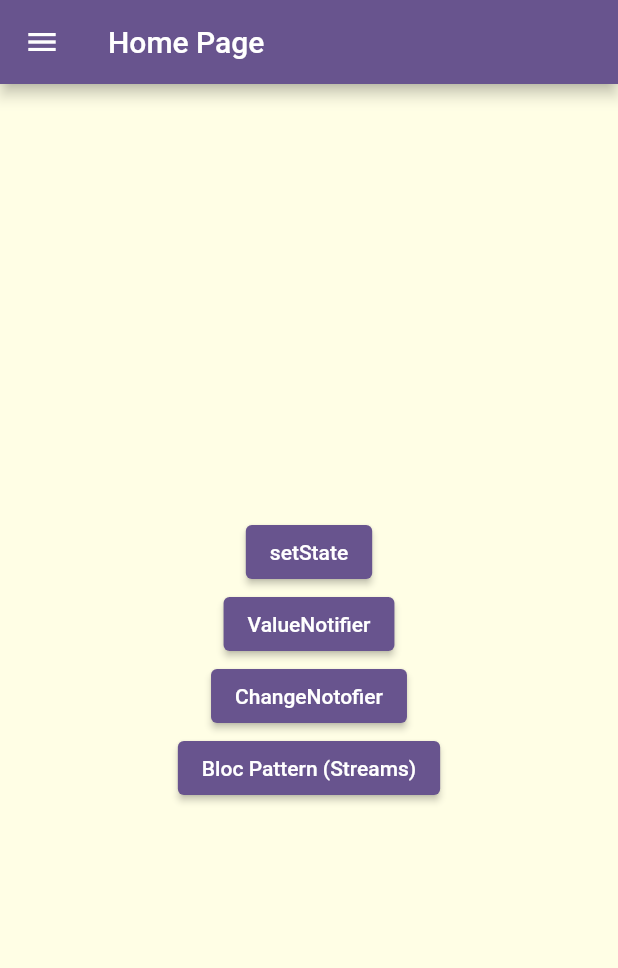
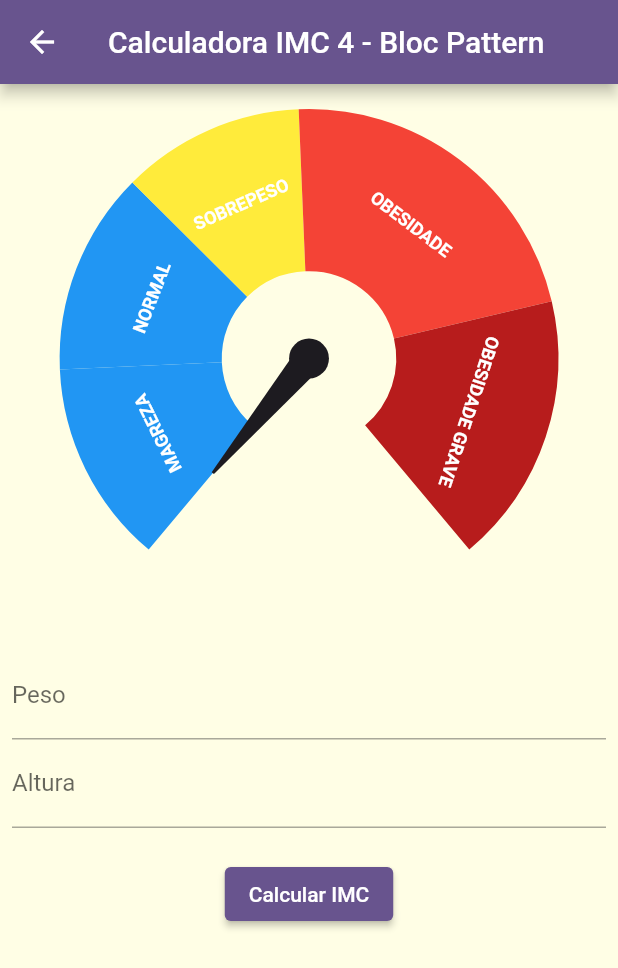
Before and after one commit to gilvancosta/app_imc_gauge, a Flutter app: the screen it shows after launch, after a tap on "Bloc Pattern (Streams)", on a phone screen of 412 x 824 dp. Shown: the top 968 px of the screen. Run offline on Flutter 3.47's test engine with Material 2 defaults, Android fonts, the phone set to English and light mode, and no system bars; drawn by our look-alikes of syncfusion_flutter_gauges; our stand-ins replace currency_text_input_formatter; Roboto replaces fonts that are missing (Tourney).

```diff
--- a/lib/src/app.dart
+++ b/lib/src/app.dart
@@ -3,6 +3,7 @@ import 'package:flutter/material.dart';
 
 import 'core/ui/theme/app_theme.dart';
 import 'core/utls/app_routes.dart';
+import 'pages/bloc_pattern/bloc_pattern_page.dart';
 import 'pages/change_notifier/change_notifier_page.dart';
 import 'pages/home/home_page.dart';
 import 'pages/set_state/set_state_page.dart';
@@ -33,7 +34,7 @@ class _MyAppState extends State<MyApp> {
         // '/imc_calculator': (_) => const ImcCalculatorPage(),
         '/value_notifer_page': (_) => const ValueNotifierPage(),
        '/change_notifier_page': (_) => const ImgChangeNotifierPage(),
-        // '/imc_bloc_pattern_page': (_) => const ImcBlocPatternPage(),
+      '/imc_bloc_pattern_page': (_) => const ImcBlocPatternPage(),
       },
 
       onGenerateRoute: (settings) {
--- a/lib/src/pages/bloc_pattern/bloc_pattern_page.dart
+++ b/lib/src/pages/bloc_pattern/bloc_pattern_page.dart
@@ -0,0 +1,129 @@
+import 'package:currency_text_input_formatter/currency_text_input_formatter.dart';
+import 'package:flutter/material.dart';
+import 'package:intl/intl.dart';
+import '../../core/widgets/imc_gauge/imc_gauge.dart';
+import 'controller/imc_bloc_pattern_controller.dart';
+import 'class/imc_state.dart';
+
+class ImcBlocPatternPage extends StatefulWidget {
+  const ImcBlocPatternPage({super.key});
+
+  @override
+  State<ImcBlocPatternPage> createState() => _ImcBlocPatternPageState();
+}
+
+class _ImcBlocPatternPageState extends State<ImcBlocPatternPage> {
+  final controller = ImcBlocPatternController();
+  final pesoEC = TextEditingController();
+  final alturaEC = TextEditingController();
+  final formKey = GlobalKey<FormState>();
+  //var imc = 0.0;
+
+  @override
+  void dispose() {
+    controller.dispose();
+    pesoEC.dispose();
+    alturaEC.dispose();
+    super.dispose();
+  }
+
+  @override
+  Widget build(BuildContext context) {
+    return Scaffold(
+        appBar: AppBar(
+          title: const Text('Calculadora IMC 4 - Bloc Pattern'),
+        ),
+        body: SingleChildScrollView(
+          child: Form(
+            key: formKey,
+            child: Padding(
+              padding: const EdgeInsets.all(8.0),
+              child: Column(
+                children: [
+                  StreamBuilder<ImcState>(
+                      stream: controller.imcOut,
+                      builder: (context, snapshot) {
+                        var imc = snapshot.data?.imc ?? 0;
+                        return ImcGauge(imc: imc);
+                      }),
+                  // const ImcGauge(imc: 0),
+                  const SizedBox(height: 20),
+                  StreamBuilder<ImcState>(
+                      stream: controller.imcOut,
+                      builder: (context, snapshot) {
+                        final datavalue = snapshot.data;
+
+                        if (datavalue is ImcStateLoading) {
+                          return const Center(child: CircularProgressIndicator());
+                        }
+
+                        if (datavalue is ImcStateError) {
+                          return Text(datavalue.message);
+                        }
+
+                        return const SizedBox.shrink();
+                      }),
+                  TextFormField(
+                      controller: pesoEC,
+                      keyboardType: TextInputType.number,
+                      decoration: const InputDecoration(
+                        labelText: 'Peso',
+                      ),
+                      inputFormatters: [
+                        CurrencyTextInputFormatter(
+                          locale: 'pt_BR',
+                          symbol: '',
+                          decimalDigits: 2,
+                          turnOffGrouping: true,
+                          // CustomPattern: '###.0#',)
+                        ),
+                      ],
+                      validator: (String? value) {
+                        if (value == null || value.isEmpty) {
+                          return 'Informe o peso';
+                        }
+                        return null;
+                      }),
+                  TextFormField(
+                      controller: alturaEC,
+                      keyboardType: TextInputType.number,
+                      decoration: const InputDecoration(
+                        labelText: 'Altura',
+                      ),
+                      inputFormatters: [
+                        CurrencyTextInputFormatter(
+                          locale: 'pt_BR',
+                          symbol: '',
+                          decimalDigits: 2,
+                          turnOffGrouping: true,
+                          // CustomPattern: '###.0#',)
+                        ),
+                      ],
+                      validator: (String? value) {
+                        if (value == null || value.isEmpty) {
+                          return 'Informe a altura';
+                        }
+                        return null;
+                      }),
+                  const SizedBox(height: 20),
+                  ElevatedButton(
+                    onPressed: () {
+                      var formValid = formKey.currentState?.validate() ?? false;
+
+                      if (formValid) {
+                        var formatter = NumberFormat.simpleCurrency(locale: 'pt_BR', decimalDigits: 2);
+                        double peso = formatter.parse(pesoEC.text).toDouble();
+                        double altura = formatter.parse(alturaEC.text).toDouble();
+                        //    _calculateImc(peso: peso, altura: altura);
+                        controller.calcularImc(peso: peso, altura: altura);
+                      }
+                    },
+                    child: const Text('Calcular IMC'),
+                  ),
+                ],
+              ),
+            ),
+          ),
+        ));
+  }
+}
--- /dev/null
+++ b/lib/src/pages/bloc_pattern/class/imc_state.dart
@@ -0,0 +1,17 @@
+// ignore_for_file: public_member_api_docs, sort_constructors_first
+class ImcState {
+
+  final double imc;
+  ImcState({
+    required this.imc,
+  });
+}
+
+class ImcStateLoading extends ImcState {
+  ImcStateLoading() : super(imc: 0);
+}
+
+class ImcStateError extends ImcState {
+  final String message;
+  ImcStateError({required this.message}) : super(imc: 0);
+}
--- /dev/null
+++ b/lib/src/pages/bloc_pattern/controller/imc_bloc_pattern_controller.dart
@@ -0,0 +1,31 @@
+import 'dart:async';
+import 'dart:math';
+
+import '../class/imc_state.dart';
+
+class ImcBlocPatternController {
+  final _imcStreamController = StreamController<ImcState>.broadcast()..add(ImcState(imc: 0));
+
+  Stream<ImcState> get imcOut => _imcStreamController.stream;
+
+  Future<void> calcularImc({required double peso, required double altura}) async {
+    try {
+      _imcStreamController.add(ImcStateLoading());
+
+      await Future.delayed(const Duration(seconds: 1));
+
+      final imc = peso / pow(altura, 2);
+
+      throw Exception('Erro ao calcular IMC');
+
+      // ignore: dead_code
+      _imcStreamController.add(ImcState(imc: imc));
+    } on Exception catch (e) {
+      _imcStreamController.add(ImcStateError(message: e.toString()));
+    }
+  }
+
+  void dispose() {
+    _imcStreamController.close();
+  }
+}
--- a/lib/src/pages/change_notifier/NotifierController/change_notifier_controller.dart
+++ b/lib/src/pages/change_notifier/NotifierController/change_notifier_controller.dart
@@ -7,12 +7,13 @@ class ImcChangeNotifierController extends ChangeNotifier {
 
   Future<void> calcularImc({required double peso, required double altura}) async {
     imc = 0.0;
-    notifyListeners();
+    notifyListeners(); // para zerar o ponteiro
 
     await Future.delayed(const Duration(seconds: 1));
 
     imc = peso / pow(altura, 2);
 
     notifyListeners();
+
   }
 }
--- a/lib/src/pages/home/home_page.dart
+++ b/lib/src/pages/home/home_page.dart
@@ -1,6 +1,7 @@
 import 'package:flutter/material.dart';
 
 import '../../core/widgets/drawer/drawer_v1_widget.dart';
+import '../bloc_pattern/bloc_pattern_page.dart';
 import '../change_notifier/change_notifier_page.dart';
 import '../value_notifer/value_notifer_page.dart';
 
@@ -50,7 +51,7 @@ class _TabsScreenState extends State<HomePageApp> {
               child: const Text("ChangeNotofier")),
           ElevatedButton(
               onPressed: () {
-                //_goToPage(context, const ImcBlocPatternPage());
+                _goToPage(context, const ImcBlocPatternPage());
               },
               child: const Text("Bloc Pattern (Streams)")),
         ],
```
Also changed, not shown: lib/src/pages/change_notifier/change_notifier_page.dart (+8 -0 lines).
